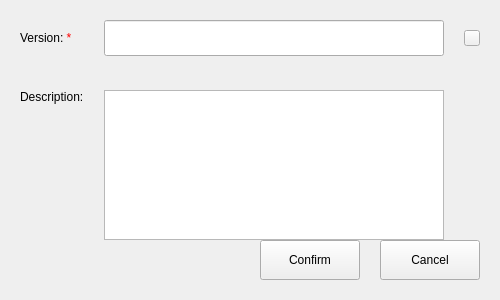
This is src/pages/container/container-manager/container-backup-operate-dialog.ui in openeuler-mirror/ks-scmc-gui as Qt 5 draws it before an edit. The edited form follows.
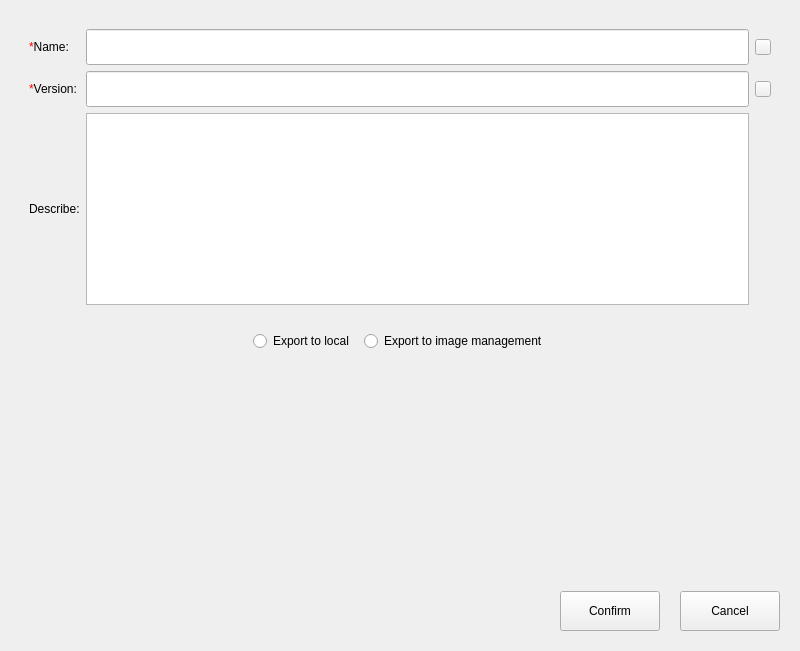
This is the edited form. Custom widgets are drawn as their Qt base class.

Commit message:
feature(export backup):update proto and add export backup interface
-  更新协议，添加备份导出接口

Diff of the .ui file:
```diff
--- a/src/pages/container/container-manager/container-backup-operate-dialog.ui
+++ b/src/pages/container/container-manager/container-backup-operate-dialog.ui
@@ -6,19 +6,13 @@
    <rect>
     <x>0</x>
     <y>0</y>
-    <width>500</width>
-    <height>300</height>
+    <width>800</width>
+    <height>651</height>
    </rect>
   </property>
   <property name="minimumSize">
    <size>
-    <width>500</width>
-    <height>300</height>
-   </size>
-  </property>
-  <property name="maximumSize">
-   <size>
-    <width>500</width>
+    <width>600</width>
     <height>300</height>
    </size>
   </property>
@@ -42,6 +36,28 @@
     <number>20</number>
    </property>
    <item>
+    <widget class="QStackedWidget" name="stackedWidget">
+     <property name="currentIndex">
+      <number>1</number>
+     </property>
+     <widget class="QWidget" name="page_operate">
+      <layout class="QVBoxLayout" name="verticalLayout_2">
+       <property name="spacing">
+        <number>0</number>
+       </property>
+       <property name="leftMargin">
+        <number>0</number>
+       </property>
+       <property name="topMargin">
+        <number>0</number>
+       </property>
+       <property name="rightMargin">
+        <number>0</number>
+       </property>
+       <property name="bottomMargin">
+        <number>0</number>
+       </property>
+       <item>
     <layout class="QGridLayout" name="gridLayout">
      <property name="horizontalSpacing">
       <number>20</number>
@@ -82,8 +98,26 @@
        </property>
       </widget>
      </item>
+         <item row="2" column="1">
+          <widget class="QTextEdit" name="textEdit_desc"/>
+         </item>
+        </layout>
+       </item>
+      </layout>
+     </widget>
+     <widget class="QWidget" name="page_export">
+      <layout class="QVBoxLayout" name="verticalLayout_3">
+       <item>
+        <layout class="QGridLayout" name="gridLayout_2">
+         <item row="3" column="1">
+          <widget class="QLabel" name="label_image_tip">
+           <property name="text">
+            <string/>
+           </property>
+          </widget>
+         </item>
      <item row="0" column="1">
-      <widget class="QLineEdit" name="lineEdit_version">
+          <widget class="QLineEdit" name="lineEdit_image_name">
        <property name="minimumSize">
         <size>
          <width>0</width>
@@ -98,36 +132,149 @@
        </property>
       </widget>
      </item>
-     <item row="0" column="2">
-      <widget class="QToolButton" name="btn_tip">
-       <property name="minimumSize">
-        <size>
-         <width>16</width>
-         <height>16</height>
-        </size>
-       </property>
-       <property name="maximumSize">
-        <size>
-         <width>16</width>
-         <height>16</height>
-        </size>
-       </property>
-       <property name="focusPolicy">
-        <enum>Qt::NoFocus</enum>
-       </property>
+         <item row="0" column="0">
+          <widget class="QLabel" name="label_name">
+           <property name="text">
+            <string> &lt;font color=red&gt;*&lt;/font&gt;Name:</string>
+           </property>
+          </widget>
+         </item>
+         <item row="2" column="1">
+          <widget class="QTextEdit" name="textEdit_image_desc"/>
+         </item>
+         <item row="2" column="0">
+          <widget class="QLabel" name="label_desc">
+           <property name="text">
+            <string>Describe:</string>
+           </property>
+          </widget>
+         </item>
+         <item row="1" column="0">
+          <widget class="QLabel" name="label_version">
        <property name="text">
-        <string/>
+            <string> &lt;font color=red&gt;*&lt;/font&gt;Version:</string>
        </property>
       </widget>
      </item>
      <item row="1" column="1">
-      <widget class="QLabel" name="label_tip_version">
+          <widget class="QLineEdit" name="lineEdit_image_version">
+           <property name="minimumSize">
+            <size>
+             <width>0</width>
+             <height>36</height>
+            </size>
+           </property>
+           <property name="maximumSize">
+            <size>
+             <width>16777215</width>
+             <height>36</height>
+            </size>
+           </property>
+          </widget>
+         </item>
+         <item row="0" column="2">
+          <widget class="ToolTipButton" name="btn_tip_name">
+           <property name="minimumSize">
+            <size>
+             <width>16</width>
+             <height>6</height>
+            </size>
+           </property>
+           <property name="maximumSize">
+            <size>
+             <width>16</width>
+             <height>16</height>
+            </size>
+           </property>
        <property name="text">
         <string/>
        </property>
       </widget>
      </item>
-    </layout>
+         <item row="1" column="2">
+          <widget class="ToolTipButton" name="btn_tip_version">
+           <property name="minimumSize">
+            <size>
+             <width>16</width>
+             <height>16</height>
+            </size>
+           </property>
+           <property name="maximumSize">
+            <size>
+             <width>16</width>
+             <height>16</height>
+            </size>
+           </property>
+           <property name="text">
+            <string/>
+           </property>
+          </widget>
+         </item>
+        </layout>
+       </item>
+       <item>
+        <layout class="QHBoxLayout" name="horizontalLayout_2">
+         <property name="spacing">
+          <number>10</number>
+         </property>
+         <item>
+          <spacer name="horizontalSpacer">
+           <property name="orientation">
+            <enum>Qt::Horizontal</enum>
+           </property>
+           <property name="sizeHint" stdset="0">
+            <size>
+             <width>40</width>
+             <height>20</height>
+            </size>
+           </property>
+          </spacer>
+         </item>
+         <item>
+          <widget class="QRadioButton" name="rd_btn_local">
+           <property name="text">
+            <string>Export to local</string>
+           </property>
+          </widget>
+         </item>
+         <item>
+          <widget class="QRadioButton" name="rd_btn_image">
+           <property name="text">
+            <string>Export to image management</string>
+           </property>
+          </widget>
+         </item>
+         <item>
+          <spacer name="horizontalSpacer_3">
+           <property name="orientation">
+            <enum>Qt::Horizontal</enum>
+           </property>
+           <property name="sizeHint" stdset="0">
+            <size>
+             <width>40</width>
+             <height>20</height>
+            </size>
+           </property>
+          </spacer>
+         </item>
+        </layout>
+       </item>
+       <item>
+        <spacer name="verticalSpacer_2">
+         <property name="orientation">
+          <enum>Qt::Vertical</enum>
+         </property>
+         <property name="sizeHint" stdset="0">
+          <size>
+           <width>20</width>
+           <height>120</height>
+          </size>
+         </property>
+        </spacer>
+       </item>
+      </layout>
+     </widget>
+    </widget>
    </item>
    <item>
     <layout class="QHBoxLayout" name="horizontalLayout">
@@ -155,12 +302,6 @@
          <height>40</height>
         </size>
        </property>
-       <property name="maximumSize">
-        <size>
-         <width>100</width>
-         <height>40</height>
-        </size>
-       </property>
        <property name="text">
         <string>Confirm</string>
        </property>
@@ -188,7 +329,25 @@
     </layout>
    </item>
   </layout>
- </widget>
+  <widget class="QWidget" name="">
+   <property name="geometry">
+    <rect>
+     <x>0</x>
+     <y>0</y>
+     <width>2</width>
+     <height>2</height>
+    </rect>
+   </property>
+   <layout class="QVBoxLayout" name="verticalLayout"/>
+  </widget>
+ </widget>
+ <customwidgets>
+  <customwidget>
+   <class>ToolTipButton</class>
+   <extends>QToolButton</extends>
+   <header location="global">tool-tip-button.h</header>
+  </customwidget>
+ </customwidgets>
  <tabstops>
   <tabstop>lineEdit_version</tabstop>
   <tabstop>textEdit_desc</tabstop>
```
Left out of the diff: 68 changed lines with no effect on the pictures. Lines whose indentation alone changed are shown as unchanged. The commit also changes 10 other files.
